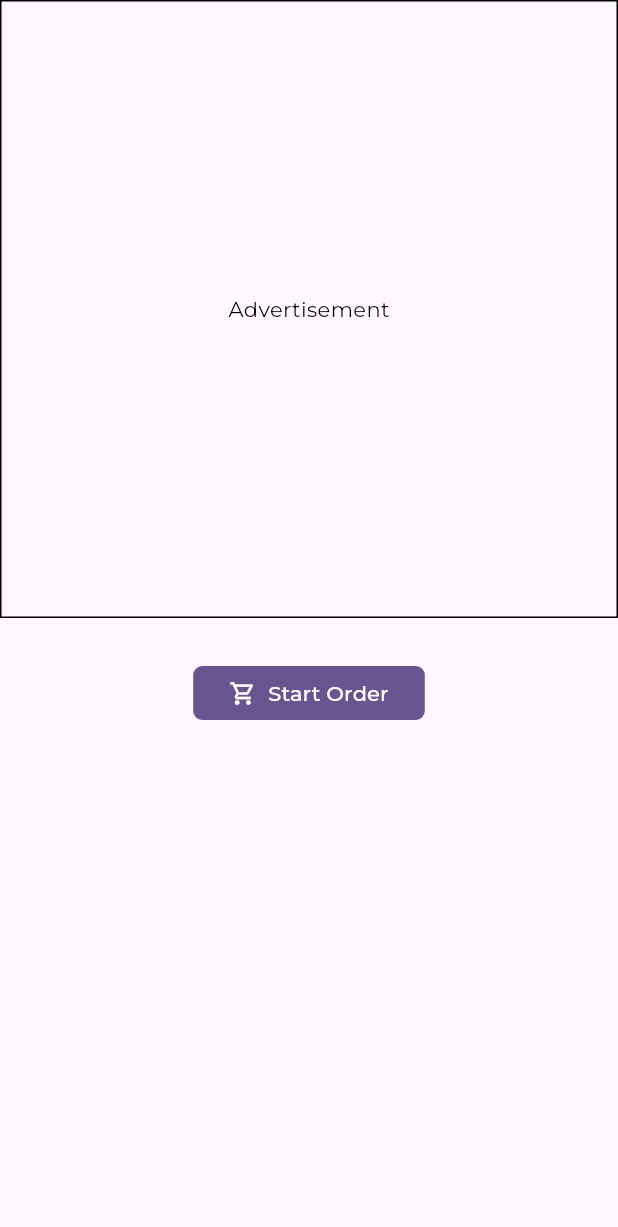
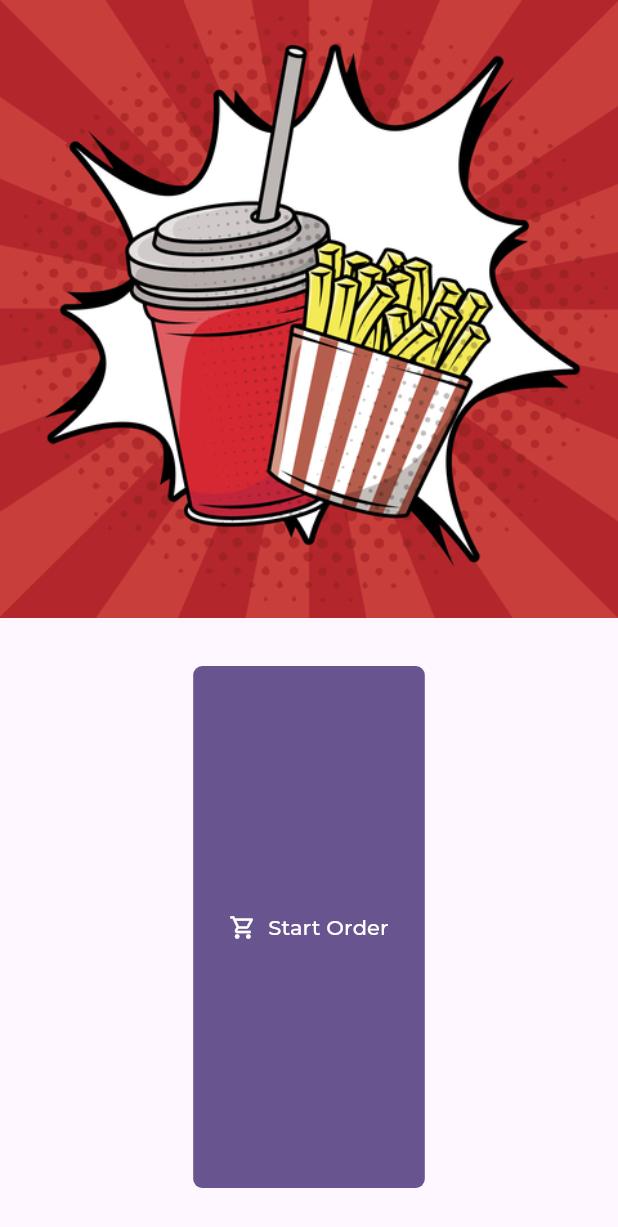
Before and after one commit to sumietgore/vendx, a Flutter app: the screen it shows after launch, after a tap on "Start Order", after a tap on the "close" icon, on a phone screen of 412 x 824 dp. Shown: the top 1227 px of the screen. Run offline on Flutter 3.47's test engine with Material 3 defaults, Android fonts, the phone set to English and light mode, and no system bars; our stand-ins replace google_fonts; network calls fail.

Commit message:
new file:   assets/advertisement.jpg 	modified:   lib/main.dart 	modified:   lib/pages/splash.dart

```diff
--- a/lib/main.dart
+++ b/lib/main.dart
@@ -5,8 +5,6 @@ import 'pages/splash.dart';
 import 'pages/store.dart';
 
 void main(List<String> args) {
-  final now = DateTime.now();
-  print(now);
   runApp(const MyApp());
 }
 
@@ -18,6 +16,7 @@ class MyApp extends StatelessWidget {
   Widget build(BuildContext context) {
     double width = MediaQuery.of(context).size.width;
     double height = MediaQuery.of(context).size.height;
+    var isPortrait = MediaQuery.of(context).orientation == Orientation.portrait;
 
     return MaterialApp(
         title: 'Flutter Demo',
--- a/lib/pages/splash.dart
+++ b/lib/pages/splash.dart
@@ -13,7 +13,8 @@ class StartPage extends StatelessWidget {
           child: Column(
             children: [
               Advertisement(width: width),
-              Padding(
+              Expanded(
+                child: Padding(
                   padding: const EdgeInsets.all(32),
                   child: FilledButton.icon(
 
@@ -27,6 +28,7 @@ class StartPage extends StatelessWidget {
                     },
                     label: const Text("Start Order"),
                     icon: const Icon(Icons.shopping_cart_outlined),
+                  ),
                 ),
               ),
             ],
@@ -47,20 +49,11 @@ class Advertisement extends StatelessWidget {
 
   @override
   Widget build(BuildContext context) {
-    return Container(
+    return SizedBox(
       width: width,
       height: width,
-      decoration: BoxDecoration(
-        border: Border.all(
-          color: Colors.black,
-          width: 1,
-        ),
-      ),
-      child: const Center(
-          child: Text(
-        "Advertisement",
-        style: TextStyle(color: Colors.black),
-      )),
+      child: Center(
+          child: Image.asset("assets/advertisement.jpg")),
     );
   }
 }
```
Also changed, not shown: assets/advertisement.jpg (added). Lines whose indentation alone changed are shown as unchanged.
